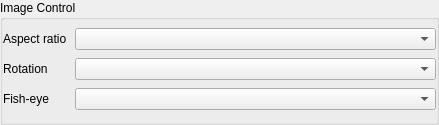
Above: client/src/ui/widgets/properties/image_control_widget.ui from networkoptix/nx_open before the change. Below: the same form after it.
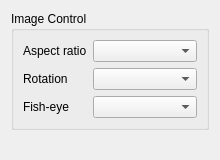
That is the form after the change.

Commit message:
Margins adjustments for camera settings dialogs & property pages
<==== Mercurial data ====>
Branch: dev_3.0.0_gui

The edit to the form file:
```diff
--- a/client/src/ui/widgets/properties/image_control_widget.ui
+++ b/client/src/ui/widgets/properties/image_control_widget.ui
@@ -6,26 +6,14 @@
    <rect>
     <x>0</x>
     <y>0</y>
-    <width>439</width>
-    <height>125</height>
+    <width>220</width>
+    <height>160</height>
    </rect>
   </property>
   <property name="windowTitle">
    <string/>
   </property>
   <layout class="QVBoxLayout" name="verticalLayout">
-   <property name="leftMargin">
-    <number>0</number>
-   </property>
-   <property name="topMargin">
-    <number>0</number>
-   </property>
-   <property name="rightMargin">
-    <number>0</number>
-   </property>
-   <property name="bottomMargin">
-    <number>0</number>
-   </property>
    <item>
     <widget class="QGroupBox" name="imageControlGroupBox">
      <property name="title">
@@ -35,24 +23,6 @@
       <bool>true</bool>
      </property>
      <layout class="QFormLayout" name="formLayout">
-      <property name="horizontalSpacing">
-       <number>8</number>
-      </property>
-      <property name="verticalSpacing">
-       <number>8</number>
-      </property>
-      <property name="leftMargin">
-       <number>0</number>
-      </property>
-      <property name="topMargin">
-       <number>8</number>
-      </property>
-      <property name="rightMargin">
-       <number>0</number>
-      </property>
-      <property name="bottomMargin">
-       <number>0</number>
-      </property>
       <item row="0" column="0">
        <widget class="QLabel" name="aspectRatioLabel">
         <property name="text">
@@ -86,6 +56,19 @@
      </layout>
     </widget>
    </item>
+   <item>
+    <spacer name="verticalSpacer">
+     <property name="orientation">
+      <enum>Qt::Vertical</enum>
+     </property>
+     <property name="sizeHint" stdset="0">
+      <size>
+       <width>20</width>
+       <height>28</height>
+      </size>
+     </property>
+    </spacer>
+   </item>
   </layout>
  </widget>
  <resources/>
```
Left out of the diff: 6 changed lines with no effect on the pictures. The commit also changes 5 other files.
